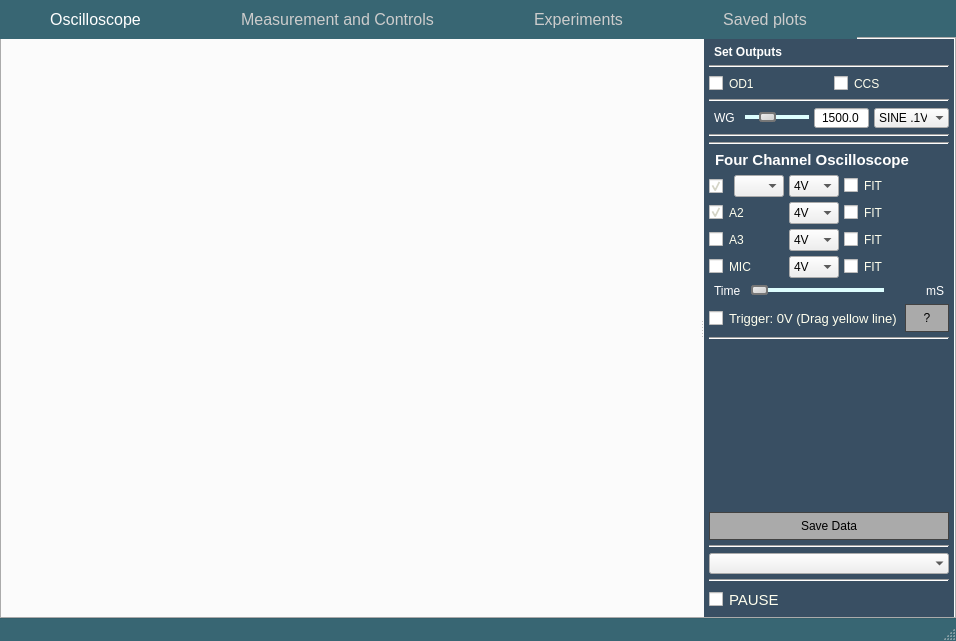
Old version of the form templates/layout.ui in the repository csparkresearch/ExpEYES17-Qt.
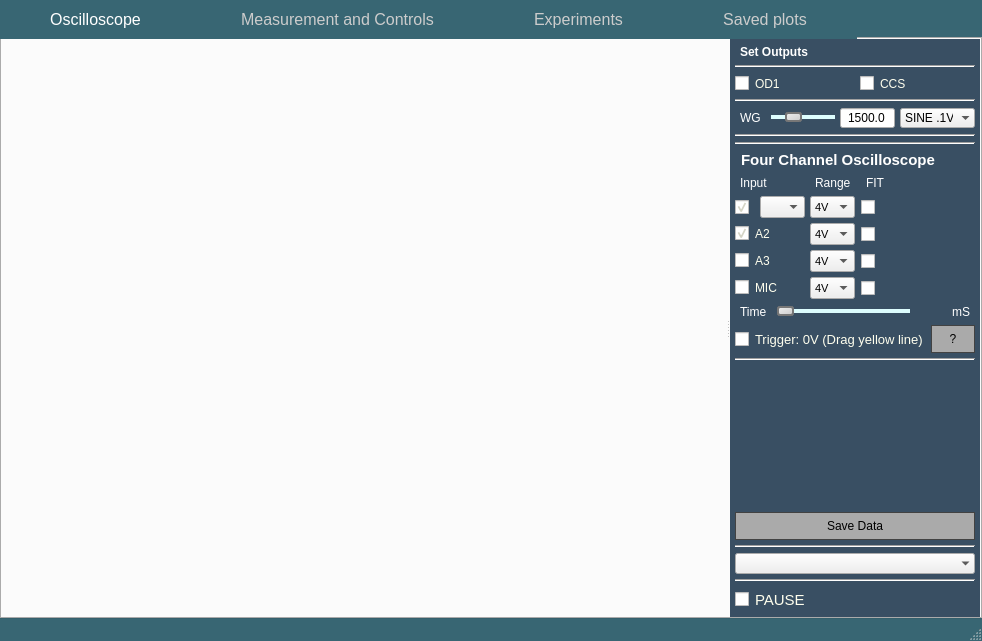
New version of the form. Icons and pictures are not drawn.

Commit message: enabled fitting

Diff of the .ui file:
```diff
--- a/templates/layout.ui
+++ b/templates/layout.ui
@@ -6,7 +6,7 @@
    <rect>
     <x>0</x>
     <y>0</y>
-    <width>956</width>
+    <width>982</width>
     <height>641</height>
    </rect>
   </property>
@@ -398,13 +398,13 @@
                <widget class="QComboBox" name="comboBox_4">
                 <property name="maximumSize">
                  <size>
-                  <width>50</width>
+                  <width>45</width>
                   <height>16777215</height>
                  </size>
                 </property>
                 <property name="font">
                  <font>
-                  <pointsize>9</pointsize>
+                  <pointsize>8</pointsize>
                  </font>
                 </property>
                 <item>
@@ -433,11 +433,11 @@
                <widget class="QCheckBox" name="FITA1">
                 <property name="font">
                  <font>
-                  <pointsize>9</pointsize>
+                  <pointsize>7</pointsize>
                  </font>
                 </property>
                 <property name="text">
-                 <string>FIT</string>
+                 <string/>
                 </property>
                </widget>
               </item>
@@ -445,11 +445,11 @@
                <widget class="QCheckBox" name="FITA2">
                 <property name="font">
                  <font>
-                  <pointsize>9</pointsize>
+                  <pointsize>7</pointsize>
                  </font>
                 </property>
                 <property name="text">
-                 <string>FIT</string>
+                 <string/>
                 </property>
                </widget>
               </item>
@@ -470,13 +470,13 @@
                <widget class="QComboBox" name="A1RANGEBOX">
                 <property name="maximumSize">
                  <size>
-                  <width>50</width>
+                  <width>45</width>
                   <height>16777215</height>
                  </size>
                 </property>
                 <property name="font">
                  <font>
-                  <pointsize>9</pointsize>
+                  <pointsize>8</pointsize>
                  </font>
                 </property>
                 <property name="currentIndex">
@@ -539,13 +539,13 @@
                <widget class="QComboBox" name="A1RANGEBOX_2">
                 <property name="maximumSize">
                  <size>
-                  <width>50</width>
+                  <width>45</width>
                   <height>16777215</height>
                  </size>
                 </property>
                 <property name="font">
                  <font>
-                  <pointsize>9</pointsize>
+                  <pointsize>8</pointsize>
                  </font>
                 </property>
                 <property name="currentIndex">
@@ -605,13 +605,13 @@
                <widget class="QComboBox" name="comboBox_5">
                 <property name="maximumSize">
                  <size>
-                  <width>50</width>
+                  <width>45</width>
                   <height>16777215</height>
                  </size>
                 </property>
                 <property name="font">
                  <font>
-                  <pointsize>9</pointsize>
+                  <pointsize>8</pointsize>
                  </font>
                 </property>
                 <item>
@@ -640,11 +640,11 @@
                <widget class="QCheckBox" name="FITA3">
                 <property name="font">
                  <font>
-                  <pointsize>9</pointsize>
+                  <pointsize>7</pointsize>
                  </font>
                 </property>
                 <property name="text">
-                 <string>FIT</string>
+                 <string/>
                 </property>
                </widget>
               </item>
@@ -652,11 +652,11 @@
                <widget class="QCheckBox" name="FITMIC">
                 <property name="font">
                  <font>
-                  <pointsize>9</pointsize>
+                  <pointsize>7</pointsize>
                  </font>
                 </property>
                 <property name="text">
-                 <string>FIT</string>
+                 <string/>
                 </property>
                </widget>
               </item>
@@ -697,13 +697,13 @@
                   </property>
                   <property name="maximumSize">
                    <size>
-                    <width>50</width>
+                    <width>45</width>
                     <height>16777215</height>
                    </size>
                   </property>
                   <property name="font">
                    <font>
-                    <pointsize>9</pointsize>
+                    <pointsize>8</pointsize>
                    </font>
                   </property>
                   <property name="currentIndex">
@@ -713,6 +713,27 @@
                 </item>
                </layout>
               </item>
+              <item row="0" column="2">
+               <widget class="QLabel" name="label_4">
+                <property name="text">
+                 <string>FIT</string>
+                </property>
+               </widget>
+              </item>
+              <item row="0" column="1">
+               <widget class="QLabel" name="label_6">
+                <property name="text">
+                 <string>Range</string>
+                </property>
+               </widget>
+              </item>
+              <item row="0" column="0">
+               <widget class="QLabel" name="label_7">
+                <property name="text">
+                 <string>Input</string>
+                </property>
+               </widget>
+              </item>
              </layout>
             </item>
             <item>
```
Left out of the diff: 122 changed lines with no effect on the pictures. The commit also changes 1 other file.
